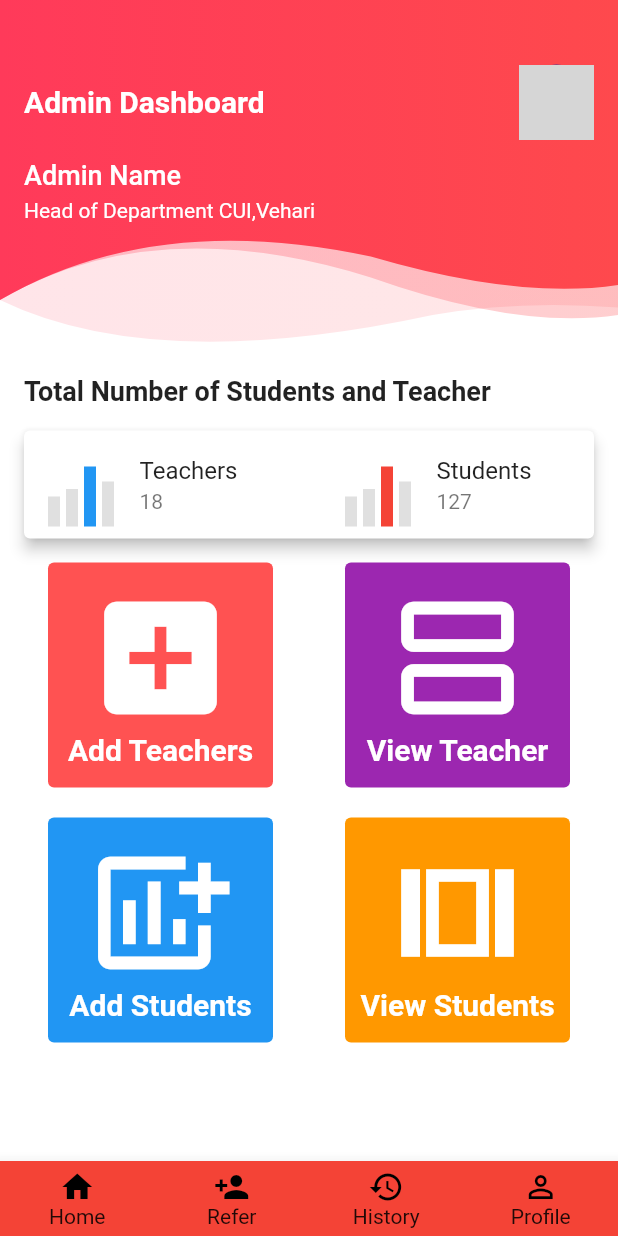
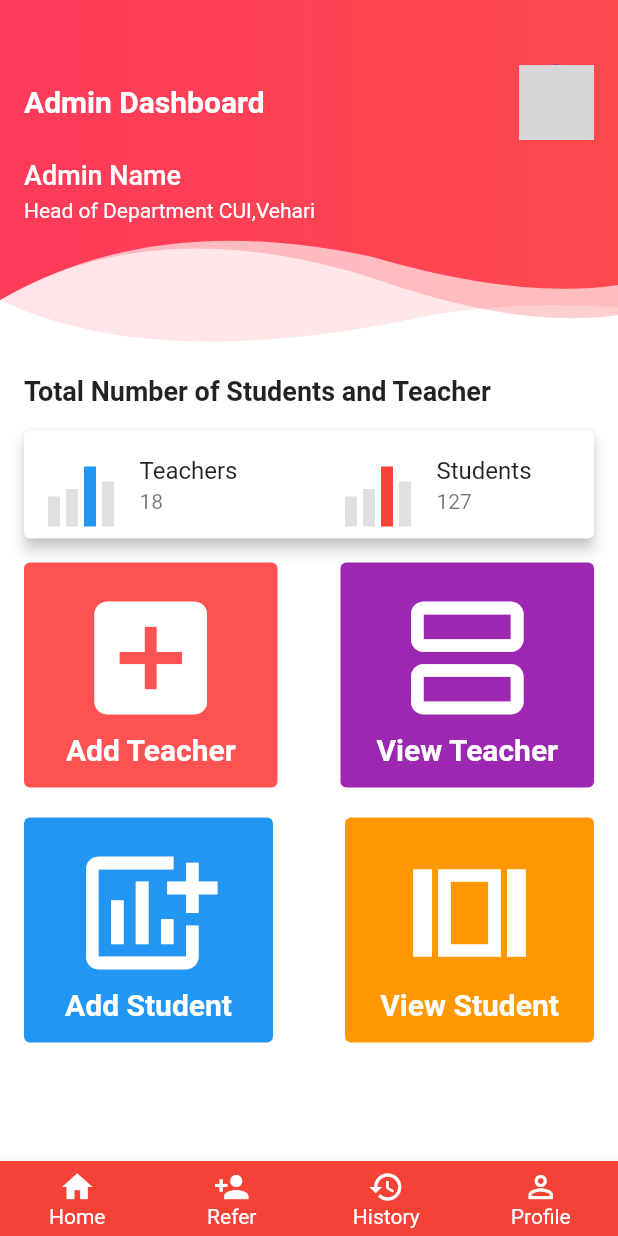
Before and after one commit to muhammad-bilal-1/Project-Allocation-App-Flutter, a Flutter app: the admin_page screen opened directly, on a phone screen of 412 x 824 dp. Run offline on Flutter 3.47's test engine with Material 2 defaults, Android fonts, the phone set to English and light mode, and no system bars; our stand-ins replace csv, file_picker, get, random_string; grey boxes are pictures that could not be loaded.

Commit message:
Admin panel navbar color changes

```diff
--- a/project_allocation_app/lib/admin_panel.dart
+++ b/project_allocation_app/lib/admin_panel.dart
@@ -36,10 +36,13 @@ class admin_page extends StatelessWidget {
                         children: <Widget>[
                           Icon(
                             Icons.home,
-                            color: Colors.black,
+                            color: Colors.white,
                           ),
                           Text(
                             'Home',
+                            style: TextStyle(
+                              color: Colors.white,
+                            ),
                           ),
                         ],
                       ),
@@ -65,10 +68,13 @@ class admin_page extends StatelessWidget {
                         children: <Widget>[
                           Icon(
                             Icons.person_add,
-                            color: Colors.black,
+                            color: Colors.white,
                           ),
                           Text(
                             'Refer',
+                            style: TextStyle(
+                              color: Colors.white,
+                            ),
                           ),
                         ],
                       ),
@@ -94,10 +100,13 @@ class admin_page extends StatelessWidget {
                         children: <Widget>[
                           Icon(
                             Icons.history,
-                            color: Colors.black,
+                            color: Colors.white,
                           ),
                           Text(
                             'History',
+                            style: TextStyle(
+                              color: Colors.white,
+                            ),
                           ),
                         ],
                       ),
@@ -123,10 +132,13 @@ class admin_page extends StatelessWidget {
                         children: <Widget>[
                           Icon(
                             Icons.person_outline,
-                            color: Colors.black,
+                            color: Colors.white,
                           ),
                           Text(
                             'Profile',
+                            style: TextStyle(
+                              color: Colors.white,
+                            ),
                           ),
                         ],
                       ),
@@ -268,7 +280,7 @@ class admin_page extends StatelessWidget {
             ),
           ),
           Padding(
-            padding: const EdgeInsets.symmetric(horizontal: 16.0),
+            padding: const EdgeInsets.symmetric(horizontal: 0.0),
             child: Row(
               children: <Widget>[
                 Expanded(
@@ -280,7 +292,7 @@ class admin_page extends StatelessWidget {
                           color: Colors.redAccent,
                           icon: Icons.add_box,
                           // title: "Test",
-                          data: "Add Teachers",
+                          data: "Add Teacher",
                         ),
                       ],
                     ),
@@ -292,7 +304,7 @@ class admin_page extends StatelessWidget {
                     },
                   ),
                 ),
-                const SizedBox(width: 16.0),
+                const SizedBox(width: 10.0),
                 Expanded(
                   child: FlatButton(
                     child: Column(
@@ -319,7 +331,7 @@ class admin_page extends StatelessWidget {
           ),
           const SizedBox(height: 20.0),
           Padding(
-            padding: const EdgeInsets.symmetric(horizontal: 16.0),
+            padding: const EdgeInsets.symmetric(horizontal: 0.0),
             child: Row(
               children: <Widget>[
                 Expanded(
@@ -330,7 +342,7 @@ class admin_page extends StatelessWidget {
                         _buildTile(
                           color: Colors.blue,
                           icon: Icons.add_chart,
-                          data: "Add Students",
+                          data: "Add Student",
                         ),
                       ],
                     ),
@@ -351,8 +363,7 @@ class admin_page extends StatelessWidget {
                         _buildTile(
                           color: Colors.orange,
                           icon: Icons.view_array_outlined,
-//title: "Test",
-                          data: "View Students",
+                          data: "View Student",
                         ),
                       ],
                     ),
```
Also changed, not shown: project_allocation_app/pubspec.lock.
